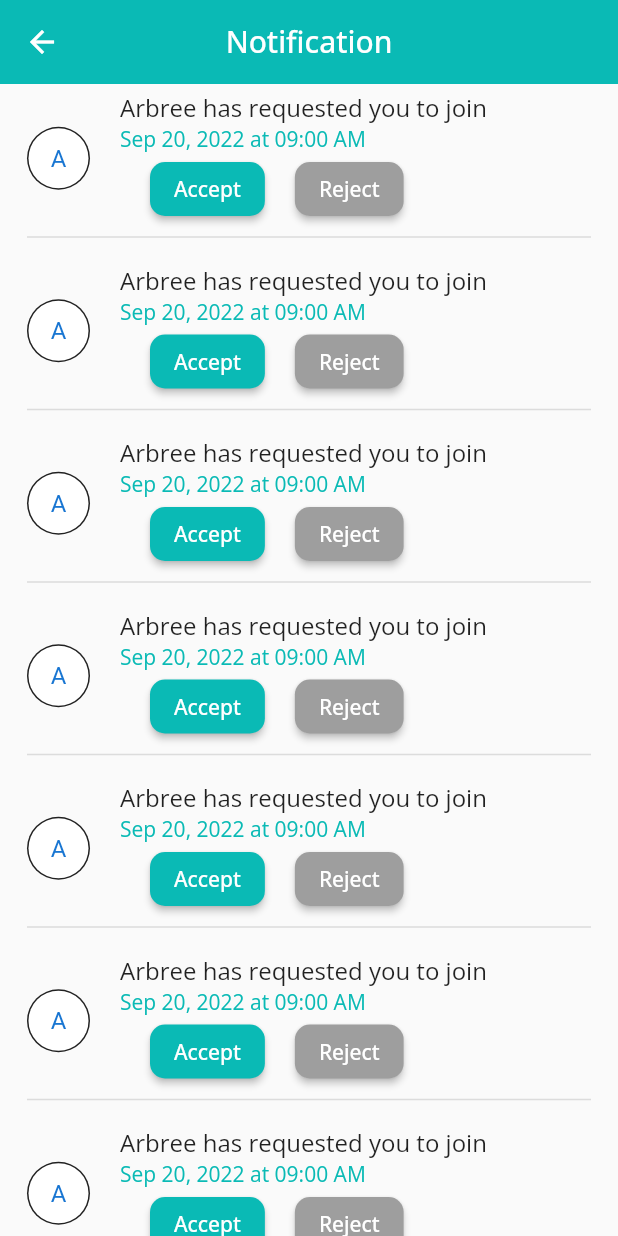
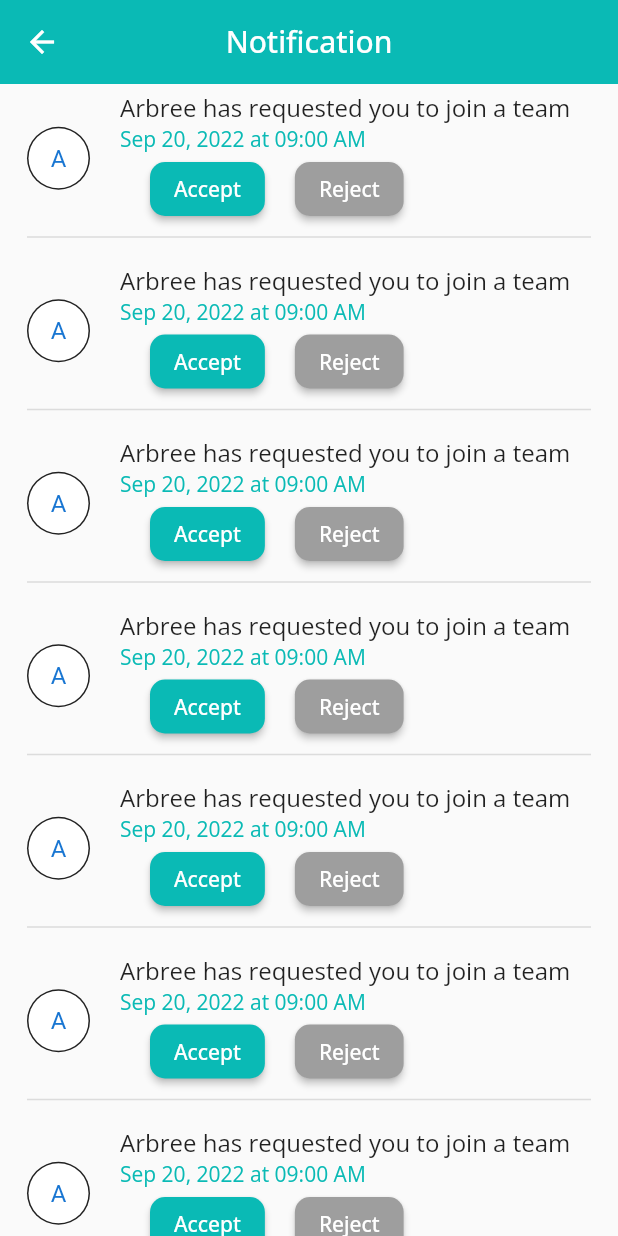
Before and after one commit to najmulmyself/arbree_attendance, a Flutter app: the NotificationPage screen opened directly, on a phone screen of 412 x 824 dp. Run offline on Flutter 3.47's test engine with Material 2 defaults, Android fonts, the phone set to English and light mode, and no system bars; our stand-ins replace flutter_svg, font_awesome_flutter, google_fonts, shared_preferences; accounts and stored records are empty.

Commit message:
fixed with expanded

```diff
--- a/lib/screens/notification_page.dart
+++ b/lib/screens/notification_page.dart
@@ -95,11 +95,12 @@ class NotificationPage extends StatelessWidget {
                       SizedBox(
                         width: 20,
                       ),
-                      Column(
+                      Expanded(
+                        child: Column(
                           crossAxisAlignment: CrossAxisAlignment.start,
                           children: [
                             Text(
-                            'Arbree has requested you to join',
+                              'Arbree has requested you to join a team ',
                               softWrap: true,
                               overflow: TextOverflow.ellipsis,
                               maxLines: 3,
@@ -145,6 +146,7 @@ class NotificationPage extends StatelessWidget {
                             ),
                           ],
                         ),
+                      ),
                     ],
                   ),
                   Divider(
```
Lines whose indentation alone changed are shown as unchanged.
